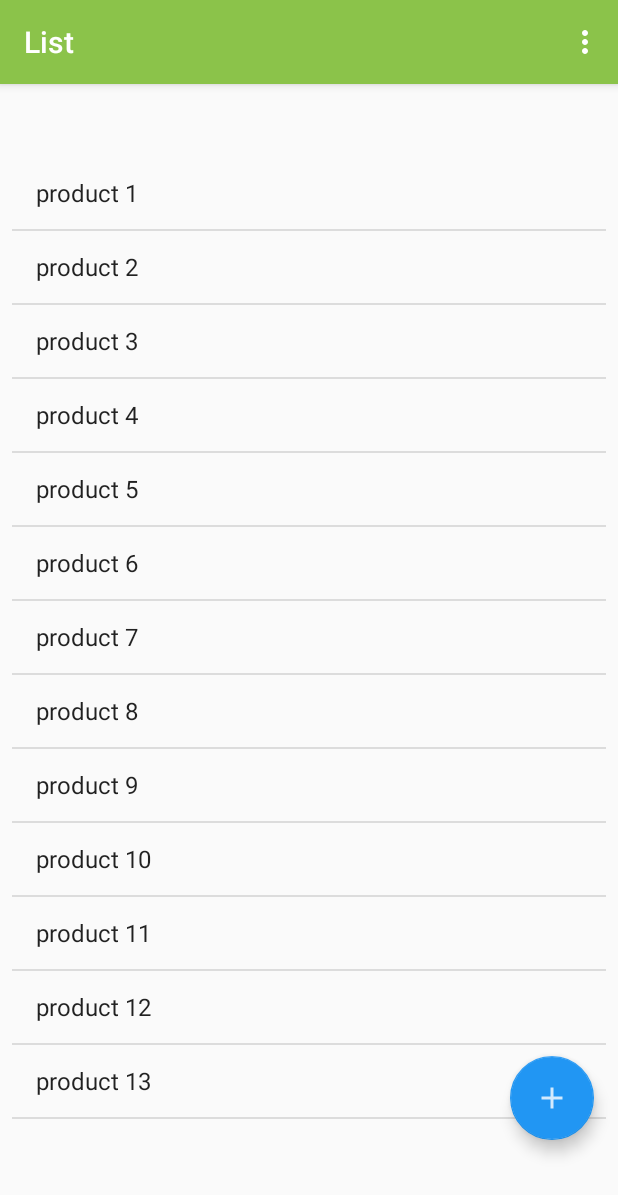
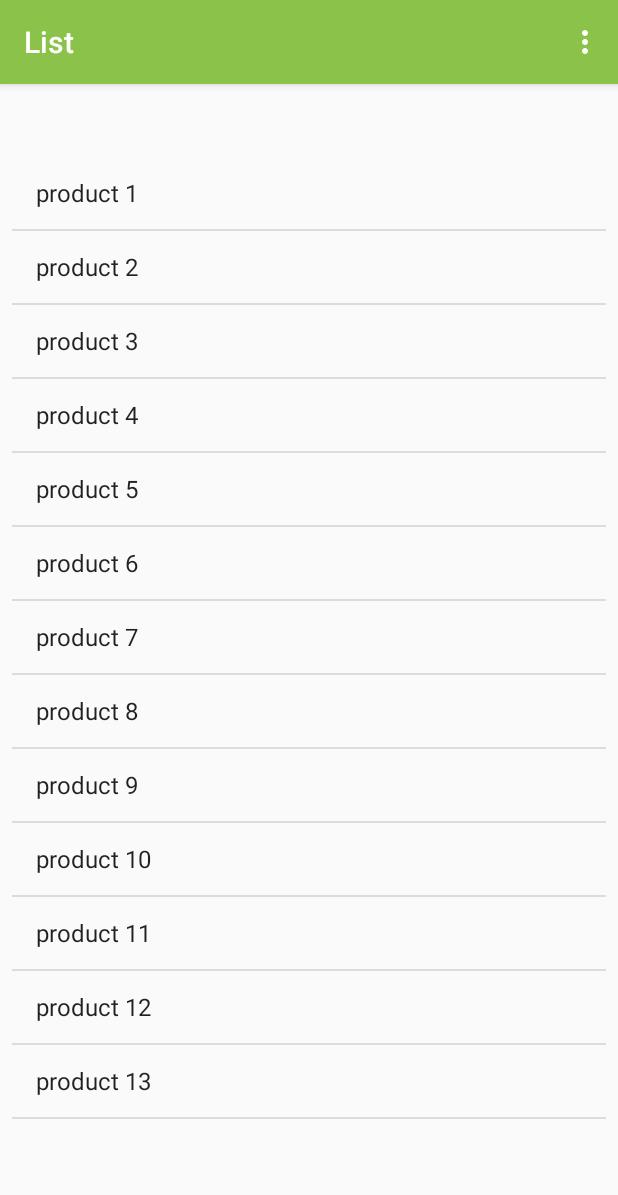
Before and after one commit to JaeNakamoto/Green_List, an Android app: the ShoppingList screen opened directly, with no data from a screen before it, on a phone screen of 412 x 824 dp. Shown: the top 1195 px of the screen. Run offline under Robolectric (Android 15) with nearby library versions, the phone set to English and light mode, and no system bars.

```diff
--- a/app/src/main/res/layout/activity_shopping_list.xml
+++ b/app/src/main/res/layout/activity_shopping_list.xml
@@ -35,7 +35,7 @@
         app:layout_constraintTop_toBottomOf="@+id/list_titel"
         app:layout_constraintVertical_bias="1.0" />
 
-    <com.google.android.material.floatingactionbutton.FloatingActionButton
+<!--    <com.google.android.material.floatingactionbutton.FloatingActionButton
         android:id="@+id/addProductButton"
         android:layout_width="wrap_content"
         android:layout_height="wrap_content"
@@ -49,4 +49,6 @@
         app:srcCompat="@drawable/ic_add_white_24dp"
         android:onClick=""
         android:focusable="true" />
+-->
+
 </androidx.constraintlayout.widget.ConstraintLayout>
```
